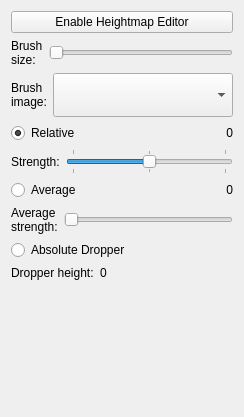
This is Tools/ResourceEditor/DataQt/heightmapEditorProperties.ui in xaoctech/dava.engine as Qt 5 draws it before an edit. The edited form follows.
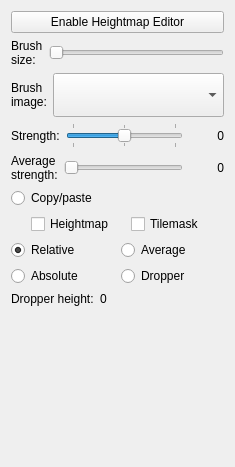
This is the edited form.

Commit message: [DF-1294] Add heightmap copy\paste

```diff
--- a/Tools/ResourceEditor/DataQt/heightmapEditorProperties.ui
+++ b/Tools/ResourceEditor/DataQt/heightmapEditorProperties.ui
@@ -6,8 +6,8 @@
    <rect>
     <x>0</x>
     <y>0</y>
-    <width>244</width>
-    <height>417</height>
+    <width>235</width>
+    <height>467</height>
    </rect>
   </property>
   <property name="windowTitle">
@@ -87,62 +87,6 @@
      </layout>
     </widget>
    </item>
-   <item>
-    <widget class="QFrame" name="frame">
-     <property name="frameShape">
-      <enum>QFrame::NoFrame</enum>
-     </property>
-     <property name="frameShadow">
-      <enum>QFrame::Plain</enum>
-     </property>
-     <property name="lineWidth">
-      <number>0</number>
-     </property>
-     <layout class="QHBoxLayout" name="horizontalLayout_6">
-      <property name="margin">
-       <number>0</number>
-      </property>
-      <item>
-       <widget class="QRadioButton" name="radioRelAbs">
-        <property name="sizePolicy">
-         <sizepolicy hsizetype="Expanding" vsizetype="Fixed">
-          <horstretch>0</horstretch>
-          <verstretch>0</verstretch>
-         </sizepolicy>
-        </property>
-        <property name="text">
-         <string>Relative</string>
-        </property>
-        <property name="checked">
-         <bool>true</bool>
-        </property>
-       </widget>
-      </item>
-      <item>
-       <widget class="QLabel" name="labelStrength">
-        <property name="sizePolicy">
-         <sizepolicy hsizetype="Fixed" vsizetype="Preferred">
-          <horstretch>0</horstretch>
-          <verstretch>0</verstretch>
-         </sizepolicy>
-        </property>
-        <property name="minimumSize">
-         <size>
-          <width>35</width>
-          <height>0</height>
-         </size>
-        </property>
-        <property name="text">
-         <string>0</string>
-        </property>
-        <property name="alignment">
-         <set>Qt::AlignRight|Qt::AlignTrailing|Qt::AlignVCenter</set>
-        </property>
-       </widget>
-      </item>
-     </layout>
-    </widget>
-   </item>
    <item>
     <widget class="QFrame" name="horizontalFrame_3">
      <layout class="QHBoxLayout" name="horizontalLayout_3">
@@ -181,33 +125,8 @@
         </property>
        </widget>
       </item>
-     </layout>
-    </widget>
-   </item>
-   <item>
-    <widget class="QFrame" name="frame_2">
-     <property name="frameShape">
-      <enum>QFrame::NoFrame</enum>
-     </property>
-     <property name="frameShadow">
-      <enum>QFrame::Plain</enum>
-     </property>
-     <property name="lineWidth">
-      <number>0</number>
-     </property>
-     <layout class="QHBoxLayout" name="horizontalLayout_7">
-      <property name="margin">
-       <number>0</number>
-      </property>
       <item>
-       <widget class="QRadioButton" name="radioAvg">
-        <property name="text">
-         <string>Average</string>
-        </property>
-       </widget>
-      </item>
-      <item>
-       <widget class="QLabel" name="labelAverageStrength">
+       <widget class="QLabel" name="labelStrength">
         <property name="sizePolicy">
          <sizepolicy hsizetype="Fixed" vsizetype="Preferred">
           <horstretch>0</horstretch>
@@ -276,6 +195,143 @@
         </property>
        </widget>
       </item>
+      <item>
+       <widget class="QLabel" name="labelAverageStrength">
+        <property name="sizePolicy">
+         <sizepolicy hsizetype="Fixed" vsizetype="Preferred">
+          <horstretch>0</horstretch>
+          <verstretch>0</verstretch>
+         </sizepolicy>
+        </property>
+        <property name="minimumSize">
+         <size>
+          <width>35</width>
+          <height>0</height>
+         </size>
+        </property>
+        <property name="text">
+         <string>0</string>
+        </property>
+        <property name="alignment">
+         <set>Qt::AlignRight|Qt::AlignTrailing|Qt::AlignVCenter</set>
+        </property>
+       </widget>
+      </item>
+     </layout>
+    </widget>
+   </item>
+   <item>
+    <widget class="QFrame" name="frame_5">
+     <property name="frameShape">
+      <enum>QFrame::NoFrame</enum>
+     </property>
+     <property name="frameShadow">
+      <enum>QFrame::Plain</enum>
+     </property>
+     <property name="lineWidth">
+      <number>0</number>
+     </property>
+     <layout class="QVBoxLayout" name="verticalLayout_2">
+      <property name="margin">
+       <number>0</number>
+      </property>
+      <item>
+       <widget class="QRadioButton" name="radioCopyPaste">
+        <property name="text">
+         <string>Copy/paste</string>
+        </property>
+        <property name="autoExclusive">
+         <bool>false</bool>
+        </property>
+       </widget>
+      </item>
+      <item>
+       <layout class="QHBoxLayout" name="horizontalLayout_9">
+        <item>
+         <spacer name="horizontalSpacer">
+          <property name="orientation">
+           <enum>Qt::Horizontal</enum>
+          </property>
+          <property name="sizeType">
+           <enum>QSizePolicy::Fixed</enum>
+          </property>
+          <property name="sizeHint" stdset="0">
+           <size>
+            <width>20</width>
+            <height>20</height>
+           </size>
+          </property>
+         </spacer>
+        </item>
+        <item>
+         <widget class="QCheckBox" name="checkboxHeightmap">
+          <property name="text">
+           <string>Heightmap</string>
+          </property>
+         </widget>
+        </item>
+        <item>
+         <widget class="QCheckBox" name="checkboxTilemask">
+          <property name="text">
+           <string>Tilemask</string>
+          </property>
+         </widget>
+        </item>
+       </layout>
+      </item>
+     </layout>
+    </widget>
+   </item>
+   <item>
+    <widget class="QFrame" name="frame">
+     <property name="frameShape">
+      <enum>QFrame::NoFrame</enum>
+     </property>
+     <property name="frameShadow">
+      <enum>QFrame::Plain</enum>
+     </property>
+     <property name="lineWidth">
+      <number>0</number>
+     </property>
+     <layout class="QHBoxLayout" name="horizontalLayout_6">
+      <property name="margin">
+       <number>0</number>
+      </property>
+      <item>
+       <widget class="QRadioButton" name="radioRelAbs">
+        <property name="sizePolicy">
+         <sizepolicy hsizetype="Expanding" vsizetype="Fixed">
+          <horstretch>0</horstretch>
+          <verstretch>0</verstretch>
+         </sizepolicy>
+        </property>
+        <property name="text">
+         <string>Relative</string>
+        </property>
+        <property name="checked">
+         <bool>true</bool>
+        </property>
+        <property name="autoExclusive">
+         <bool>false</bool>
+        </property>
+       </widget>
+      </item>
+      <item>
+       <widget class="QRadioButton" name="radioAvg">
+        <property name="sizePolicy">
+         <sizepolicy hsizetype="Expanding" vsizetype="Fixed">
+          <horstretch>0</horstretch>
+          <verstretch>0</verstretch>
+         </sizepolicy>
+        </property>
+        <property name="text">
+         <string>Average</string>
+        </property>
+        <property name="autoExclusive">
+         <bool>false</bool>
+        </property>
+       </widget>
+      </item>
      </layout>
     </widget>
    </item>
@@ -297,7 +353,20 @@
       <item>
        <widget class="QRadioButton" name="radioAbsDrop">
         <property name="text">
-         <string>Absolute Dropper</string>
+         <string>Absolute</string>
+        </property>
+        <property name="autoExclusive">
+         <bool>false</bool>
+        </property>
+       </widget>
+      </item>
+      <item>
+       <widget class="QRadioButton" name="radioDropper">
+        <property name="text">
+         <string>Dropper</string>
+        </property>
+        <property name="autoExclusive">
+         <bool>false</bool>
         </property>
        </widget>
       </item>
```
The commit also changes 7 other files.
